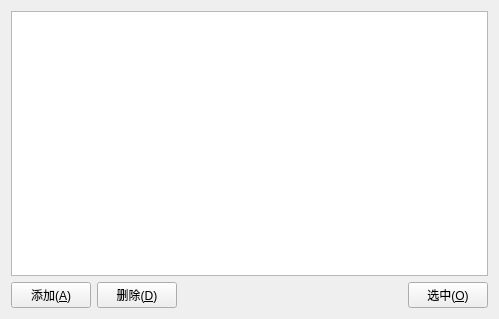
Above: SKDraw/dbpic.ui from song-kang/SKHMIProject before the change. Below: the same form after it.
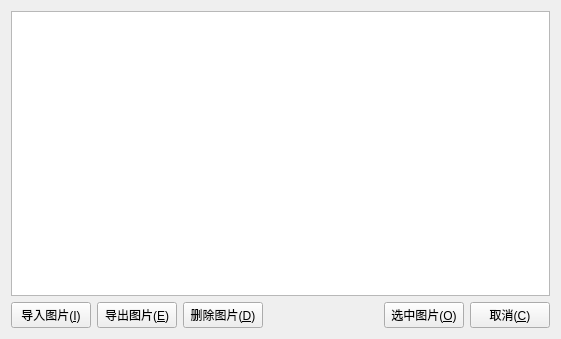
That is the form after the change. Icons and pictures are not drawn.

Diff of the .ui file:
```diff
--- a/SKDraw/dbpic.ui
+++ b/SKDraw/dbpic.ui
@@ -6,8 +6,8 @@
    <rect>
     <x>0</x>
     <y>0</y>
-    <width>499</width>
-    <height>319</height>
+    <width>561</width>
+    <height>339</height>
    </rect>
   </property>
   <property name="windowTitle">
@@ -22,18 +22,29 @@
      <item>
       <widget class="QPushButton" name="btnAdd">
        <property name="text">
-        <string>添加(&amp;A)</string>
+        <string>导入图片(&amp;I)</string>
        </property>
        <property name="icon">
         <iconset resource="skdraw.qrc">
-         <normaloff>:/images/ok</normaloff>:/images/ok</iconset>
+         <normaloff>:/images/import</normaloff>:/images/import</iconset>
+       </property>
+      </widget>
+     </item>
+     <item>
+      <widget class="QPushButton" name="btnExport">
+       <property name="text">
+        <string>导出图片(&amp;E)</string>
+       </property>
+       <property name="icon">
+        <iconset resource="skdraw.qrc">
+         <normaloff>:/images/export</normaloff>:/images/export</iconset>
        </property>
       </widget>
      </item>
      <item>
       <widget class="QPushButton" name="btnDel">
        <property name="text">
-        <string>删除(&amp;D)</string>
+        <string>删除图片(&amp;D)</string>
        </property>
        <property name="icon">
         <iconset resource="skdraw.qrc">
@@ -57,7 +68,7 @@
      <item>
       <widget class="QPushButton" name="btnOk">
        <property name="text">
-        <string>选中(&amp;O)</string>
+        <string>选中图片(&amp;O)</string>
        </property>
        <property name="icon">
         <iconset resource="skdraw.qrc">
@@ -65,6 +76,17 @@
        </property>
       </widget>
      </item>
+     <item>
+      <widget class="QPushButton" name="btnClose">
+       <property name="text">
+        <string>取消(&amp;C)</string>
+       </property>
+       <property name="icon">
+        <iconset resource="skdraw.qrc">
+         <normaloff>:/images/delete</normaloff>:/images/delete</iconset>
+       </property>
+      </widget>
+     </item>
     </layout>
    </item>
   </layout>
```
Left out of the diff: 2 changed lines with no effect on the pictures.
